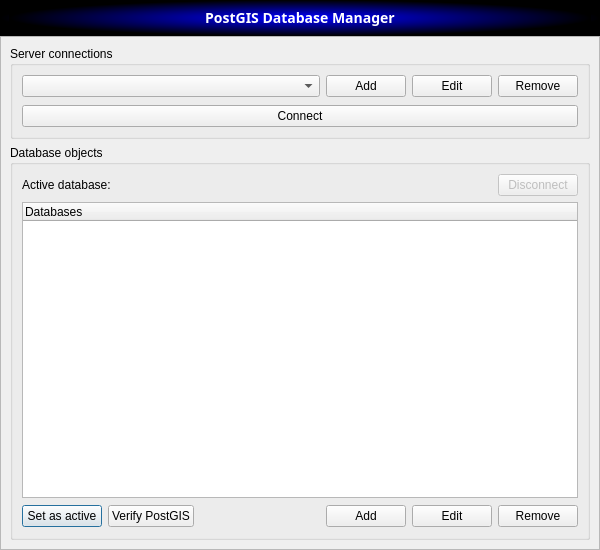
Qt form DBManager/UI/db_manager_menu.ui (eryk918/postgis_toolbox) before a commit.
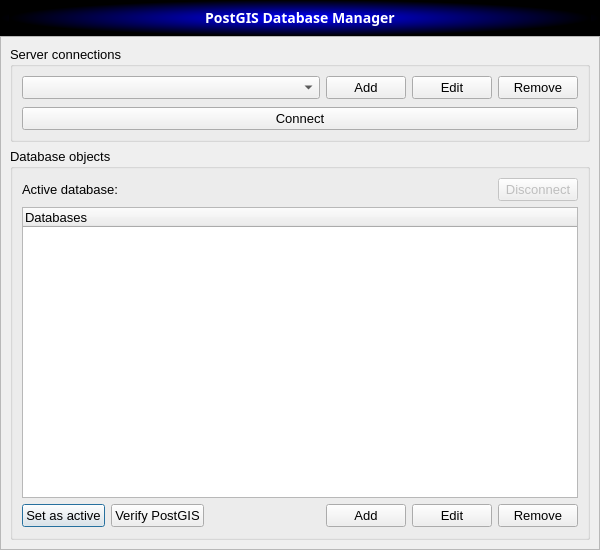
The same form after that commit. Icons and pictures are not drawn.

The edit to the form file:
```diff
--- a/DBManager/UI/db_manager_menu.ui
+++ b/DBManager/UI/db_manager_menu.ui
@@ -48,14 +48,7 @@
     <normaloff>../../../../../../../../../../../images/icon.png</normaloff>../../../../../../../../../../../images/icon.png</iconset>
   </property>
   <property name="styleSheet">
-   <string notr="true">QComboBox {
-	color: rgb(0,0,0);
-}
-* {
-    font: 10pt &quot;Segoe UI&quot;; 
-}
-
-</string>
+   <string notr="true"/>
   </property>
   <property name="sizeGripEnabled">
    <bool>false</bool>
```
Left out of the diff: 1 changed line with no effect on the pictures.
